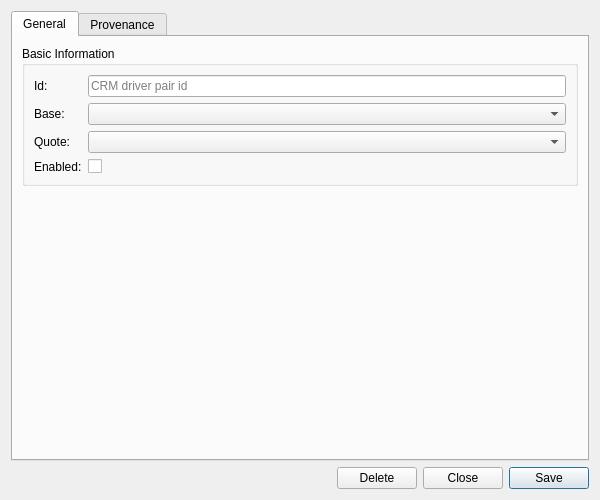
The window that projects/ores.qt/refdata/ui/CrmDriverPairDetailDialog.ui (OreStudio/OreStudio) describes before a commit, drawn with Qt 5.
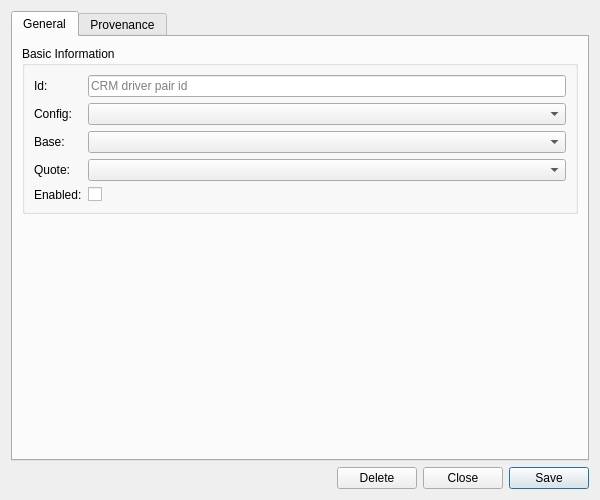
The same window after the commit. Custom widgets are drawn as their Qt base class.

Commit message: [qt,codegen,refdata] Fix nil party_id and unsettable config_id on CRM create

Diff of the .ui file:
```diff
--- a/projects/ores.qt/refdata/ui/CrmDriverPairDetailDialog.ui
+++ b/projects/ores.qt/refdata/ui/CrmDriverPairDetailDialog.ui
@@ -56,41 +56,55 @@
            </widget>
           </item>
           <item row="1" column="0">
+           <widget class="QLabel" name="labelConfigId">
+            <property name="text">
+             <string>Config:</string>
+            </property>
+           </widget>
+          </item>
+          <item row="1" column="1">
+           <widget class="QComboBox" name="configCombo">
+            <property name="insertPolicy">
+             <enum>QComboBox::NoInsert</enum>
+            </property>
+           </widget>
+          </item>
+          <item row="2" column="0">
            <widget class="QLabel" name="labelBaseCurrencyCode">
             <property name="text">
              <string>Base:</string>
             </property>
            </widget>
           </item>
-          <item row="1" column="1">
+          <item row="2" column="1">
            <widget class="ores::qt::OreCurrencyComboBox" name="baseCcyCombo">
             <property name="insertPolicy">
              <enum>QComboBox::NoInsert</enum>
             </property>
            </widget>
           </item>
-          <item row="2" column="0">
+          <item row="3" column="0">
            <widget class="QLabel" name="labelQuoteCurrencyCode">
             <property name="text">
              <string>Quote:</string>
             </property>
            </widget>
           </item>
-          <item row="2" column="1">
+          <item row="3" column="1">
            <widget class="ores::qt::OreCurrencyComboBox" name="quoteCcyCombo">
             <property name="insertPolicy">
              <enum>QComboBox::NoInsert</enum>
             </property>
            </widget>
           </item>
-          <item row="3" column="0">
+          <item row="4" column="0">
            <widget class="QLabel" name="labelEnabled">
             <property name="text">
              <string>Enabled:</string>
             </property>
            </widget>
           </item>
-          <item row="3" column="1">
+          <item row="4" column="1">
            <widget class="QCheckBox" name="enabledCheckBox">
             <property name="text">
              <string/>
```
The commit also changes 19 other files.
